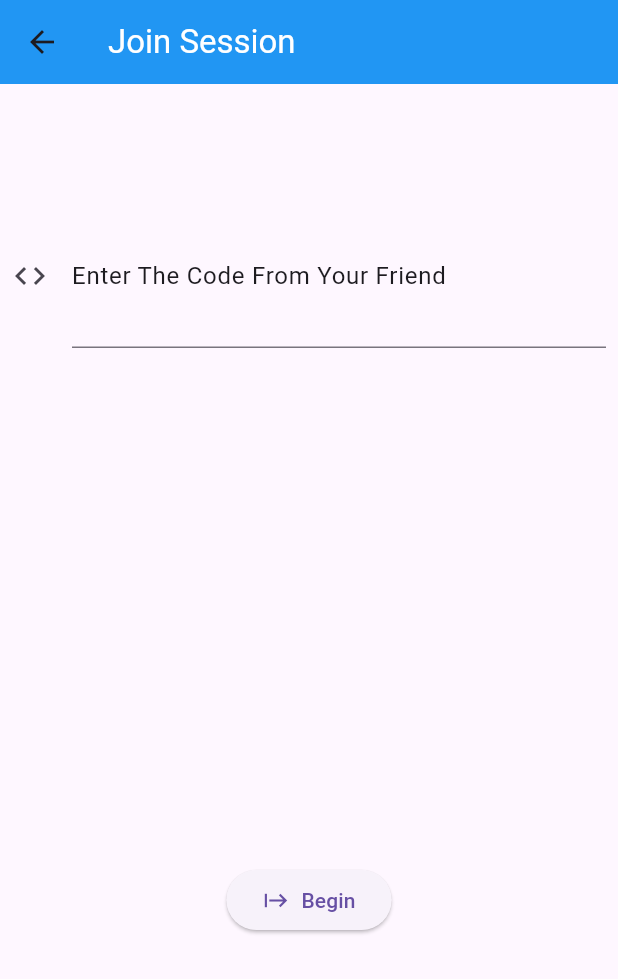
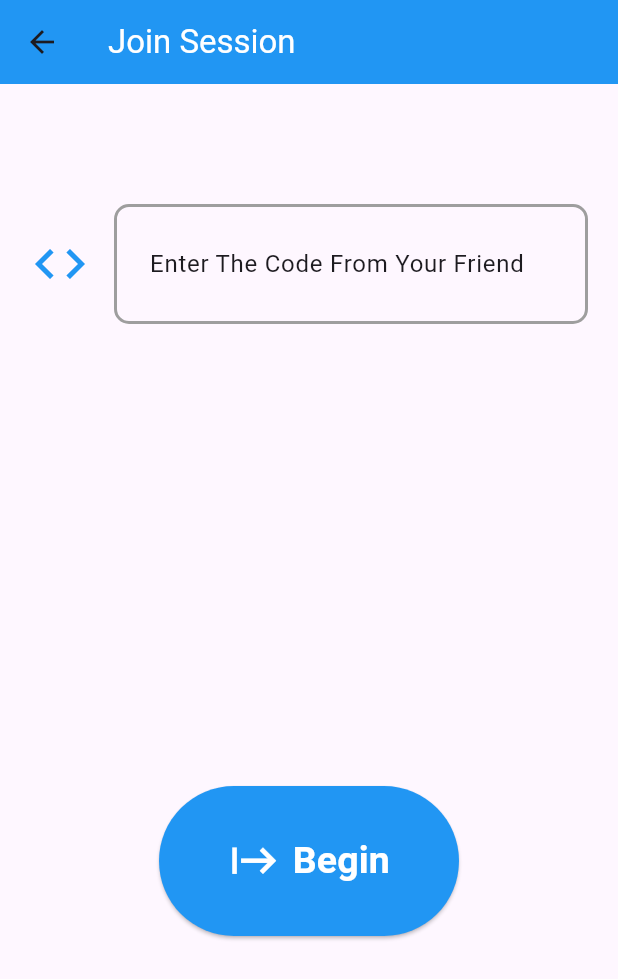
Before and after one commit to king0567/flutterProject-9135, a Flutter app: the screen it shows after launch, after a tap on "Join Session", on a phone screen of 412 x 824 dp. Shown: the top 979 px of the screen. Run offline on Flutter 3.47's test engine with Material 3 defaults, Android fonts, the phone set to English and light mode, and no system bars; our stand-ins replace device_info_plus, shared_preferences; missing offline and left inert: android_id; network calls fail.

Commit message:
styling complete

```diff
--- a/lib/screens/enter_code_screen.dart
+++ b/lib/screens/enter_code_screen.dart
@@ -38,16 +38,37 @@ class _EnterCodeScreenState extends State<EnterCodeScreen> {
             key: _formStateKey,
             child: Padding(
               padding: const EdgeInsets.only(
-                  top: 80.0, bottom: 200.0, left: 8.0, right: 8.0),
+                  top: 80.0, bottom: 200.0, left: 20.0, right: 20.0),
               child: Column(
                 children: [
                   TextFormField(
                     decoration: InputDecoration(
-                        labelText: 'Enter The Code From Your Friend',
-                        labelStyle: Theme.of(context).textTheme.bodyLarge,
-                        icon: const Icon(Icons.code),
-                        contentPadding: const EdgeInsets.symmetric(
-                            vertical: 20.0, horizontal: 0.0)),
+                      labelText: 'Enter The Code From Your Friend',
+                      labelStyle: Theme.of(context)
+                          .textTheme
+                          .bodyLarge!
+                          .copyWith(fontSize: 16),
+                      icon: const Icon(
+                        Icons.code,
+                        color: Colors.blue,
+                        size: 40,
+                      ),
+                      contentPadding: const EdgeInsets.symmetric(
+                          vertical: 20.0, horizontal: 20.0),
+                      border: OutlineInputBorder(
+                        borderRadius: BorderRadius.circular(10.0),
+                      ),
+                      enabledBorder: OutlineInputBorder(
+                        borderSide:
+                            const BorderSide(color: Colors.grey, width: 2.0),
+                        borderRadius: BorderRadius.circular(10.0),
+                      ),
+                      focusedBorder: OutlineInputBorder(
+                        borderSide:
+                            const BorderSide(color: Colors.blue, width: 2.5),
+                        borderRadius: BorderRadius.circular(10.0),
+                      ),
+                    ),
                     keyboardType: TextInputType.number,
                     textInputAction: TextInputAction.done,
                     style: Theme.of(context)
@@ -79,13 +100,30 @@ class _EnterCodeScreenState extends State<EnterCodeScreen> {
                           _formStateKey.currentState!.save();
                         }
                       },
-                      child: const Row(
-                          mainAxisSize: MainAxisSize.min,
-                          children: [
-                            Icon(Icons.start),
-                            SizedBox(width: 8),
-                            Text("Begin")
-                          ]))
+                      style: ElevatedButton.styleFrom(
+                        backgroundColor: Colors.blue,
+                        minimumSize: const Size(200, 100),
+                        shape: RoundedRectangleBorder(
+                          borderRadius: BorderRadius.circular(100),
+                        ),
+                      ),
+                      child:
+                          const Row(mainAxisSize: MainAxisSize.min, children: [
+                        Icon(
+                          Icons.start,
+                          size: 35,
+                          color: Colors.white,
+                        ),
+                        SizedBox(width: 8),
+                        Text(
+                          "Begin",
+                          style: TextStyle(
+                            fontSize: 25,
+                            fontWeight: FontWeight.bold,
+                            color: Colors.white,
+                          ),
+                        )
+                      ]))
                 ],
               ),
             ),
--- a/lib/screens/movie_selection_screen.dart
+++ b/lib/screens/movie_selection_screen.dart
@@ -226,6 +226,7 @@ void showWinnerAlert(BuildContext context, String title, String posterPath) {
         title: const Text(
           "We Have a Winner!",
           textAlign: TextAlign.center,
+          style: TextStyle(fontWeight: FontWeight.bold),
         ),
         content: Column(
           mainAxisSize: MainAxisSize.min,
@@ -245,18 +246,34 @@ void showWinnerAlert(BuildContext context, String title, String posterPath) {
             ),
             Text(title,
                 style: const TextStyle(
-                    fontSize: 12.0, fontWeight: FontWeight.bold))
+                    fontSize: 20.0, fontWeight: FontWeight.bold))
           ],
         ),
         actions: [
-          ElevatedButton(
+          Center(
+            child: ElevatedButton(
               onPressed: () {
                 Navigator.pushReplacement(
                     context,
                     MaterialPageRoute(
                         builder: (context) => const WelcomeScreen()));
               },
-            child: const Text("OK"),
+              style: ElevatedButton.styleFrom(
+                backgroundColor: Colors.blue,
+                minimumSize: const Size(200, 50),
+                shape: RoundedRectangleBorder(
+                  borderRadius: BorderRadius.circular(50),
+                ),
+              ),
+              child: const Text(
+                "OK",
+                style: TextStyle(
+                  fontSize: 20,
+                  fontWeight: FontWeight.bold,
+                  color: Colors.white,
+                ),
+              ),
+            ),
           ),
         ],
       );
--- a/lib/screens/share_code_screen.dart
+++ b/lib/screens/share_code_screen.dart
@@ -78,10 +78,28 @@ class _ShareCodeScreenState extends State<ShareCodeScreen> {
                             ));
                       }
                     },
+                    style: ElevatedButton.styleFrom(
+                      backgroundColor: Colors.blue,
+                      minimumSize: const Size(200, 100),
+                      shape: RoundedRectangleBorder(
+                        borderRadius: BorderRadius.circular(100),
+                      ),
+                    ),
                     child: const Row(mainAxisSize: MainAxisSize.min, children: [
-                      Icon(Icons.start),
+                      Icon(
+                        Icons.start,
+                        size: 35,
+                        color: Colors.white,
+                      ),
                       SizedBox(width: 8),
-                      Text("Begin")
+                      Text(
+                        "Begin",
+                        style: TextStyle(
+                          fontSize: 25,
+                          fontWeight: FontWeight.bold,
+                          color: Colors.white,
+                        ),
+                      )
                     ]))
               ],
             ),
--- a/lib/screens/welcome_screen.dart
+++ b/lib/screens/welcome_screen.dart
@@ -33,6 +33,8 @@ class _WelcomeScreenState extends State<WelcomeScreen> {
         backgroundColor: Colors.blue,
       ),
       body: Center(
+        child: Padding(
+          padding: const EdgeInsets.all(60.0),
           child: Column(
             children: [
               ElevatedButton(
@@ -43,8 +45,45 @@ class _WelcomeScreenState extends State<WelcomeScreen> {
                         builder: (context) => const ShareCodeScreen(),
                       ));
                 },
-              child: const Text('Start Session'),
+                style: ElevatedButton.styleFrom(
+                  backgroundColor: Colors.blue,
+                  minimumSize: const Size(180, 180),
+                  shape: RoundedRectangleBorder(
+                    borderRadius: BorderRadius.circular(100),
                   ),
+                ),
+                child: const Text(
+                  'Start Session',
+                  style: TextStyle(
+                    fontSize: 20,
+                    fontWeight: FontWeight.bold,
+                    color: Colors.white,
+                  ),
+                ),
+              ),
+              const Spacer(),
+              const Center(
+                child: Row(
+                  mainAxisAlignment: MainAxisAlignment.center,
+                  crossAxisAlignment: CrossAxisAlignment.center,
+                  children: [
+                    Icon(
+                      Icons.arrow_upward,
+                      size: 30.0,
+                    ),
+                    Text(
+                      "Pick One",
+                      style: TextStyle(
+                          fontSize: 22.0, fontWeight: FontWeight.w600),
+                    ),
+                    Icon(
+                      Icons.arrow_downward,
+                      size: 30.0,
+                    ),
+                  ],
+                ),
+              ),
+              const Spacer(),
               ElevatedButton(
                 onPressed: () {
                   Navigator.push(
@@ -53,9 +92,24 @@ class _WelcomeScreenState extends State<WelcomeScreen> {
                         builder: (context) => const EnterCodeScreen(),
                       ));
                 },
-              child: const Text('Join Session'),
+                style: ElevatedButton.styleFrom(
+                  backgroundColor: Colors.blue,
+                  minimumSize: const Size(180, 180),
+                  shape: RoundedRectangleBorder(
+                    borderRadius: BorderRadius.circular(100),
+                  ),
+                ),
+                child: const Text(
+                  'Join Session',
+                  style: TextStyle(
+                    fontSize: 20,
+                    fontWeight: FontWeight.bold,
+                    color: Colors.white,
+                  ),
+                ),
               )
             ],
+          ),
         ),
       ),
     );
```
Lines whose indentation alone changed are shown as unchanged.
